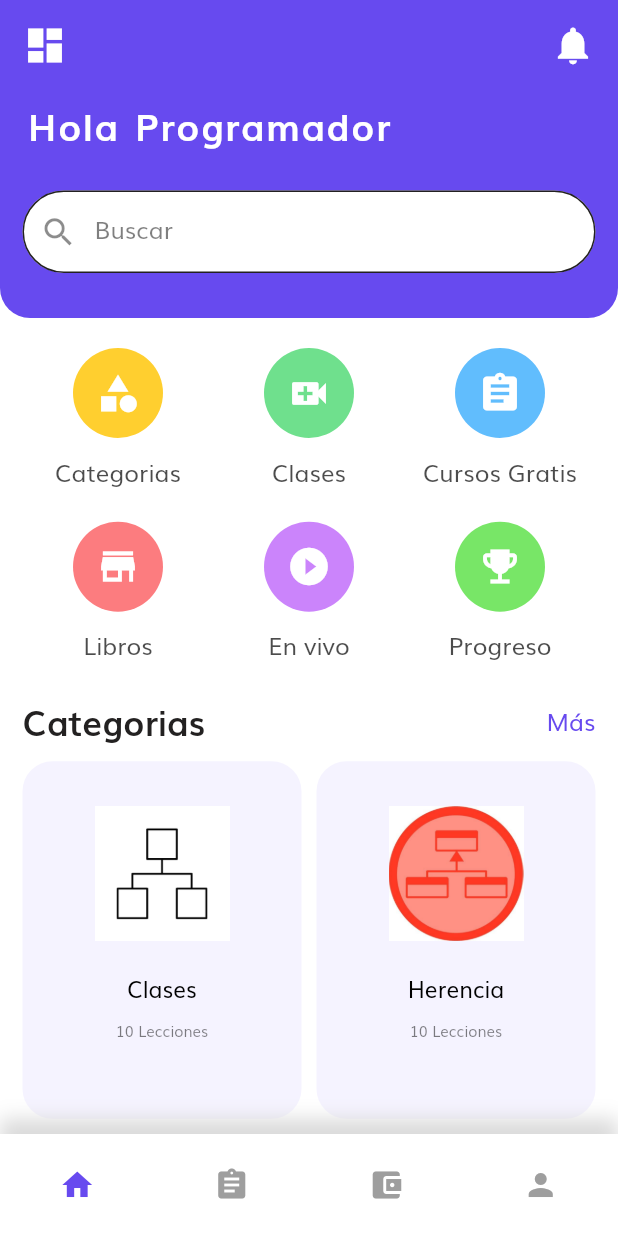
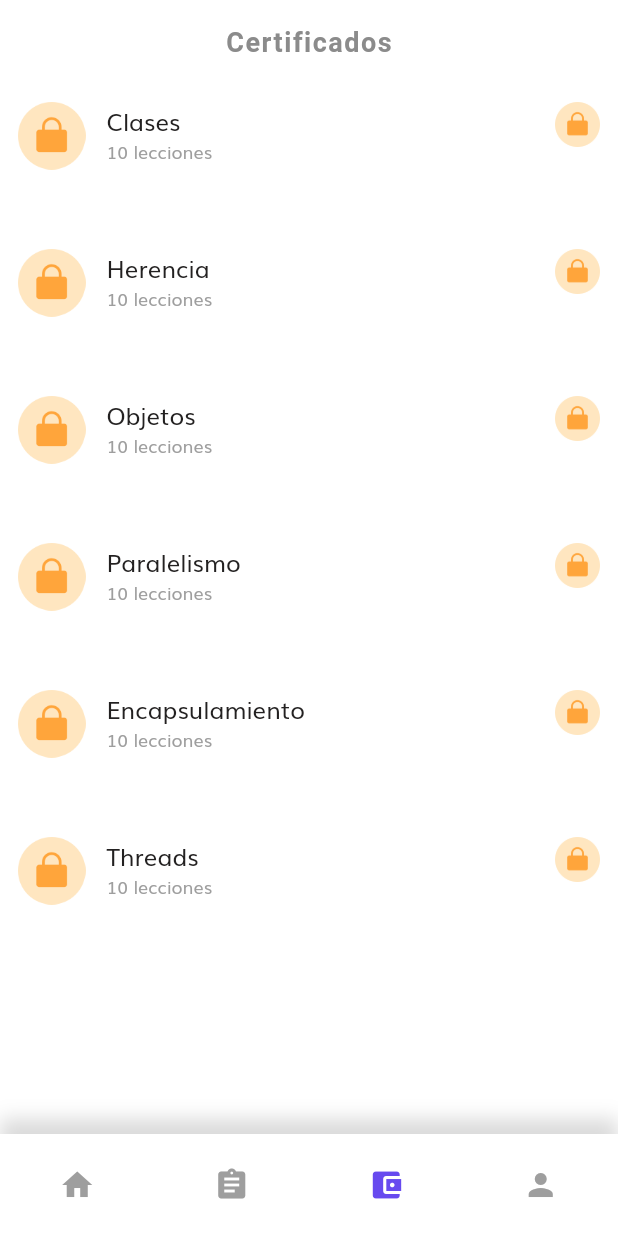
Before and after one commit to Felipe-CR/object_coder, a Flutter app: the HomeScreen screen opened by its route, after a tap on the "account balance wallet" icon, on a phone screen of 412 x 824 dp. Run offline on Flutter 3.47's test engine with Material 2 defaults, Android fonts, the phone set to English and light mode, and no system bars; our stand-ins replace flutter_svg.

Commit message:
Versión 1.8 Nuevo Apartado

```diff
--- /dev/null
+++ b/lib/components/icons.dart
@@ -0,0 +1,4 @@
+const _path = "assets/images";
+
+const icDone = '$_path/done.png';
+const icLock = '$_path/lock.png';
--- a/lib/routs.dart
+++ b/lib/routs.dart
@@ -1,4 +1,6 @@
 import 'package:ObjectCoder/screens/add_section/add_section.dart';
+import 'package:ObjectCoder/screens/certificates/certificates_screen.dart';
+import 'package:ObjectCoder/screens/certificates/components/certificates.dart';
 import 'package:ObjectCoder/screens/groups/components/groups.dart';
 import 'package:ObjectCoder/screens/groups/groups_screen.dart';
 import 'package:ObjectCoder/screens/profile/profile_screen.dart';
@@ -20,4 +22,5 @@ final Map<String, WidgetBuilder> routes = {
   AddSelection.routeName: (context) => AddSelection(),
   ProfileScreen.routeName: (context) => ProfileScreen(),
   GroupsScreen.routeName: (context) => GroupsScreen(group: group),
+  CertificateScreen.routeName: (context) => CertificateScreen(certificates: certificates),
 };
--- /dev/null
+++ b/lib/screens/certificates/certificates_screen.dart
@@ -0,0 +1,117 @@
+import 'package:ObjectCoder/components/custom_bottom_nav_bar.dart';
+import 'package:ObjectCoder/enum.dart';
+import 'package:ObjectCoder/screens/certificates/components/certificates.dart';
+import 'package:ObjectCoder/components/icons.dart';
+import 'package:flutter/material.dart';
+
+class CertificateScreen extends StatelessWidget {
+  static String routeName = "/certificate";
+
+  final List<Certificates> certificates;
+
+  const CertificateScreen({
+    Key? key,
+    required this.certificates,
+  }) : super(key: key);
+
+  @override
+  Widget build(BuildContext context) {
+    return Scaffold(
+      appBar: AppBar(
+        automaticallyImplyLeading: false,
+        foregroundColor: Colors.black,
+        backgroundColor: Colors.white,
+        elevation: 0,
+        centerTitle: true,
+        title: const Text(
+          "Certificados",
+          style: TextStyle(
+            fontWeight: FontWeight.bold,
+            letterSpacing: 1
+          ),
+        ),
+      ),
+      body:ListView(
+        children: [
+          Padding(
+            padding: const EdgeInsets.only(top: 10, right: 10, left: 10),
+            child: Column(
+              children: [
+                GridView.builder(
+                  itemCount: certificates.length,
+                  shrinkWrap: true,
+                  physics: const NeverScrollableScrollPhysics(),
+                  gridDelegate: const SliverGridDelegateWithFixedCrossAxisCount(
+                    crossAxisCount: 1,
+                    childAspectRatio: 4,
+                  ),
+                  itemBuilder: (context, index) {
+                    return GestureDetector(
+                      onTap: () {
+                        Navigator.pop(context);
+                      },
+                      child: Container(
+                        decoration: BoxDecoration(
+                          borderRadius: BorderRadius.circular(10),
+                          color: Colors.white,
+                        ),
+                        padding: const EdgeInsets.all(2),
+                        child: Row(
+                          crossAxisAlignment: CrossAxisAlignment.start,
+                          children: [
+                            certificates[index].isPlaying ?
+                            Image.asset(
+                              icDone,
+                              height: 45,
+                            ) :
+                            Image.asset(
+                              icLock,
+                              height: 45,
+                            ),
+                            const SizedBox(width: 14),
+                            Expanded(
+                              child: Column(
+                                crossAxisAlignment: CrossAxisAlignment.start,
+                                children: [
+                                  Text(
+                                    certificates[index].name,
+                                    style: const TextStyle(
+                                      fontSize: 16,
+                                      fontWeight: FontWeight.w500,
+                                    ),
+                                  ),
+                                  Text(
+                                    certificates[index].duration,
+                                    style: const TextStyle(
+                                        fontSize: 12, ///Revisar tamaño de la letra
+                                        fontWeight: FontWeight.w500,
+                                        color: Colors.grey
+                                    ),
+                                  ),
+                                ],
+                              ),
+                            ),
+                            certificates[index].isCompleted ?
+                            Image.asset(
+                              icDone,
+                              height: 30,
+                            ) :
+                            Image.asset(
+                              icLock,
+                              height: 30,
+                            )
+                          ],
+                        ),
+                      ),
+                    );
+                  },
+                )
+              ],
+            ),
+          )
+        ],
+      ),
+      bottomNavigationBar: const CustomBottomNavBar(selectMenu: MenuState.accountbalancewallet),
+    );
+  }
+}
--- /dev/null
+++ b/lib/screens/certificates/components/certificates.dart
@@ -0,0 +1,53 @@
+class Certificates {
+  String name;
+  String duration;
+  bool isPlaying;
+  bool isCompleted;
+
+  Certificates({
+    required this.name,
+    required this.duration,
+    required this.isPlaying,
+    required this.isCompleted,
+  });
+}
+
+
+List<Certificates> certificates = [
+  Certificates(
+    name: "Clases",
+    duration: "10 lecciones",
+    isPlaying: false,
+    isCompleted: false,
+  ),
+  Certificates(
+    name: "Herencia",
+    duration: "10 lecciones",
+    isPlaying: false,
+    isCompleted: false,
+  ),
+  Certificates(
+    name: "Objetos",
+    duration: "10 lecciones",
+    isPlaying: false,
+    isCompleted: false,
+  ),
+  Certificates(
+    name: "Paralelismo",
+    duration: "10 lecciones",
+    isPlaying: false,
+    isCompleted: false,
+  ),
+  Certificates(
+    name: "Encapsulamiento",
+    duration: "10 lecciones",
+    isPlaying: false,
+    isCompleted: false
+  ),
+  Certificates(
+    name: "Threads",
+    duration: "10 lecciones",
+    isPlaying: false,
+    isCompleted: false,
+  ),
+];
```
Also changed, not shown: assets/images/done.png (added), assets/images/lock.png (added).
